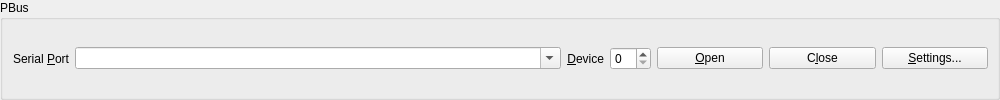
Qt form gui/pbus.ui (dimitry-ishenko-casparcg/pbus2amcp) before a commit.
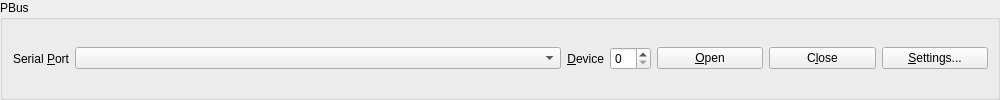
The same form after that commit.

Commit message: gui::pbus: add function set to fill list of serial ports

Diff of the .ui file:
```diff
--- a/gui/pbus.ui
+++ b/gui/pbus.ui
@@ -71,9 +71,6 @@
              <verstretch>0</verstretch>
             </sizepolicy>
            </property>
-           <property name="editable">
-            <bool>true</bool>
-           </property>
           </widget>
          </item>
          <item>
```
The commit also changes 2 other files.
